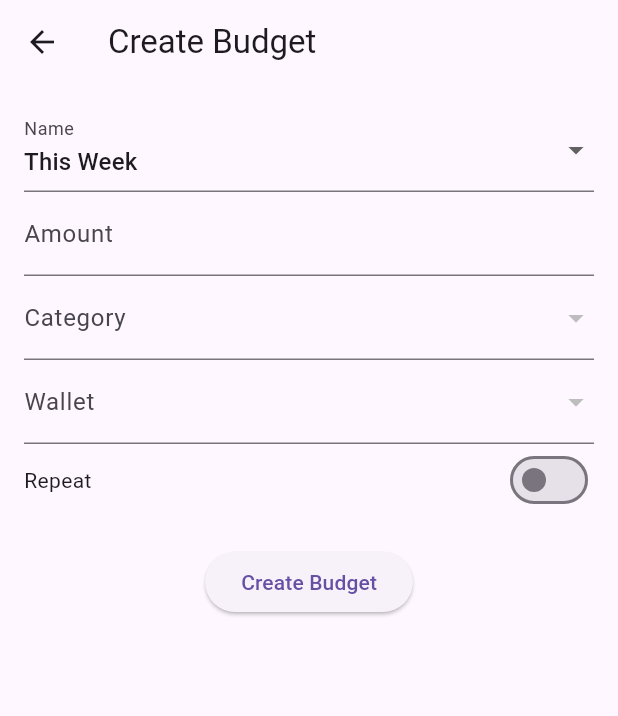
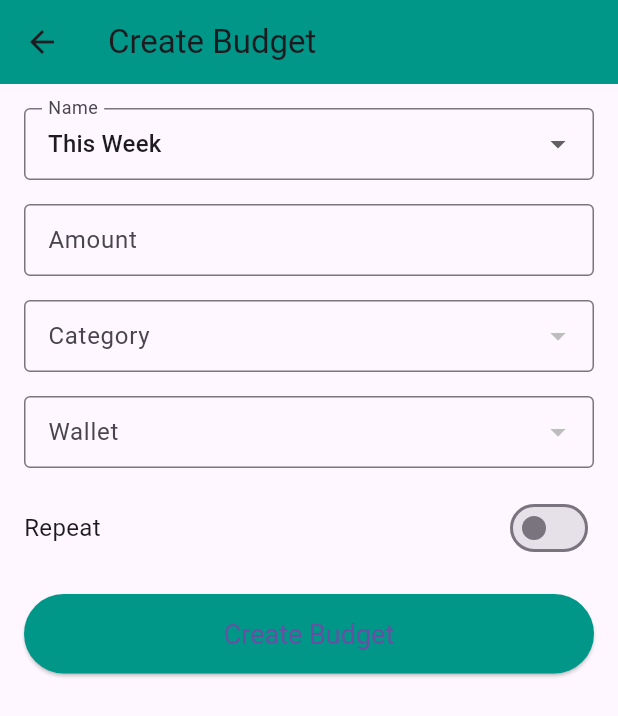
Before and after one commit to vovanhung-dev/MoneyLover-V2, a Flutter app: the CreateBudgetScreen screen opened directly with empty values, on a phone screen of 412 x 824 dp. Shown: the top 716 px of the screen. Run offline on Flutter 3.47's test engine with Material 3 defaults, Android fonts, the phone set to English and light mode, and no system bars; our stand-ins replace dio, fl_chart, shared_preferences; accounts and stored records are empty; network calls fail.

Commit message:
update code

```diff
--- a/App/App/lib/page/Budget/CreateBudgetScreen.dart
+++ b/App/App/lib/page/Budget/CreateBudgetScreen.dart
@@ -111,22 +111,18 @@ class _CreateBudgetScreenState extends State<CreateBudgetScreen> {
     return Scaffold(
       appBar: AppBar(
         title: const Text('Create Budget'),
+        backgroundColor: Colors.teal, // Color matching previous screens
       ),
       body: Padding(
         padding: const EdgeInsets.all(16.0),
         child: Form(
           key: _formKey,
-          child: Column(
+          child: ListView(
             children: [
-              DropdownButtonFormField<String>(
+              _buildDropdownField(
+                label: 'Name',
                 value: _selectedName,
-                decoration: const InputDecoration(labelText: 'Name'),
-                items: ['This Week', 'This Month', 'Custom']
-                    .map((name) => DropdownMenuItem(
-                  value: name,
-                  child: Text(name),
-                ))
-                    .toList(),
+                items: ['This Week', 'This Month', 'Custom'],
                 onChanged: (value) {
                   setState(() {
                     _selectedName = value!;
@@ -134,12 +130,12 @@ class _CreateBudgetScreenState extends State<CreateBudgetScreen> {
                   });
                 },
               ),
-              TextFormField(
+              _buildTextField(
                 controller: _amountController,
-                decoration: const InputDecoration(labelText: 'Amount'),
+                label: 'Amount',
                 keyboardType: TextInputType.number,
                 onChanged: (value) {
-                  _amountDisplayController.text = value; // Set amountDisplay equal to amount
+                  _amountDisplayController.text = value;
                 },
                 validator: (value) {
                   if (value == null || value.isEmpty) {
@@ -148,14 +144,10 @@ class _CreateBudgetScreenState extends State<CreateBudgetScreen> {
                   return null;
                 },
               ),
-              DropdownButtonFormField<String>(
-                decoration: const InputDecoration(labelText: 'Category'),
-                items: _categories
-                    .map((category) => DropdownMenuItem(
-                  value: category.id,
-                  child: Text(category.name),
-                ))
-                    .toList(),
+              _buildDropdownField(
+                label: 'Category',
+                value: _categoryController.text,
+                items: _categories.map((category) => category.name).toList(),
                 onChanged: (value) {
                   _categoryController.text = value!;
                 },
@@ -166,14 +158,10 @@ class _CreateBudgetScreenState extends State<CreateBudgetScreen> {
                   return null;
                 },
               ),
-              DropdownButtonFormField<String>(
-                decoration: const InputDecoration(labelText: 'Wallet'),
-                items: _wallets
-                    .map((wallet) => DropdownMenuItem(
-                  value: wallet.id,
-                  child: Text(wallet.name),
-                ))
-                    .toList(),
+              _buildDropdownField(
+                label: 'Wallet',
+                value: _walletController.text,
+                items: _wallets.map((wallet) => wallet.name).toList(),
                 onChanged: (value) {
                   _walletController.text = value!;
                 },
@@ -187,7 +175,7 @@ class _CreateBudgetScreenState extends State<CreateBudgetScreen> {
               Row(
                 mainAxisAlignment: MainAxisAlignment.spaceBetween,
                 children: [
-                  const Text('Repeat'),
+                  const Text('Repeat', style: TextStyle(fontSize: 16)),
                   Switch(
                     value: _repeat,
                     onChanged: (value) {
@@ -199,9 +187,9 @@ class _CreateBudgetScreenState extends State<CreateBudgetScreen> {
                 ],
               ),
               if (_selectedName == 'Custom') ...[
-                TextFormField(
+                _buildTextField(
                   controller: _periodStartController,
-                  decoration: const InputDecoration(labelText: 'Period Start (yyyy-MM-dd)'),
+                  label: 'Period Start (yyyy-MM-dd)',
                   validator: (value) {
                     if (value == null || value.isEmpty) {
                       return 'Please enter the period start date';
@@ -214,9 +202,9 @@ class _CreateBudgetScreenState extends State<CreateBudgetScreen> {
                     return null;
                   },
                 ),
-                TextFormField(
+                _buildTextField(
                   controller: _periodEndController,
-                  decoration: const InputDecoration(labelText: 'Period End (yyyy-MM-dd)'),
+                  label: 'Period End (yyyy-MM-dd)',
                   validator: (value) {
                     if (value == null || value.isEmpty) {
                       return 'Please enter the period end date';
@@ -234,6 +222,11 @@ class _CreateBudgetScreenState extends State<CreateBudgetScreen> {
               ElevatedButton(
                 onPressed: _createBudget,
                 child: const Text('Create Budget'),
+                style: ElevatedButton.styleFrom(
+                  primary: Colors.teal,
+                  padding: EdgeInsets.symmetric(vertical: 16),
+                  textStyle: TextStyle(fontSize: 18),
+                ),
               ),
             ],
           ),
@@ -241,4 +234,55 @@ class _CreateBudgetScreenState extends State<CreateBudgetScreen> {
       ),
     );
   }
+
+  Widget _buildDropdownField({
+    required String label,
+    required String value,
+    required List<String> items,
+    required ValueChanged<String?> onChanged,
+    FormFieldValidator<String>? validator,
+  }) {
+    return Padding(
+      padding: const EdgeInsets.only(bottom: 16.0),
+      child: DropdownButtonFormField<String>(
+        value: value.isEmpty ? null : value,
+        decoration: InputDecoration(
+          labelText: label,
+          border: OutlineInputBorder(),
+          contentPadding: EdgeInsets.symmetric(horizontal: 12, vertical: 8),
+        ),
+        items: items.map((item) {
+          return DropdownMenuItem<String>(
+            value: item,
+            child: Text(item),
+          );
+        }).toList(),
+        onChanged: onChanged,
+        validator: validator,
+      ),
+    );
+  }
+
+  Widget _buildTextField({
+    required TextEditingController controller,
+    required String label,
+    TextInputType? keyboardType,
+    ValueChanged<String>? onChanged,
+    FormFieldValidator<String>? validator,
+  }) {
+    return Padding(
+      padding: const EdgeInsets.only(bottom: 16.0),
+      child: TextFormField(
+        controller: controller,
+        decoration: InputDecoration(
+          labelText: label,
+          border: OutlineInputBorder(),
+          contentPadding: EdgeInsets.symmetric(horizontal: 12, vertical: 8),
+        ),
+        keyboardType: keyboardType,
+        onChanged: onChanged,
+        validator: validator,
+      ),
+    );
+  }
 }
```
Also changed, not shown: App/App/lib/data/BillAPI.dart (added, +136 -0 lines), App/App/lib/mainpage.dart (+7 -6 lines), App/App/lib/model/Bill.dart (added, +58 -0 lines), App/App/lib/page/Bill/BillScreen.dart (added, +262 -0 lines), App/App/lib/response/BillResponse.dart (added, +42 -0 lines).
